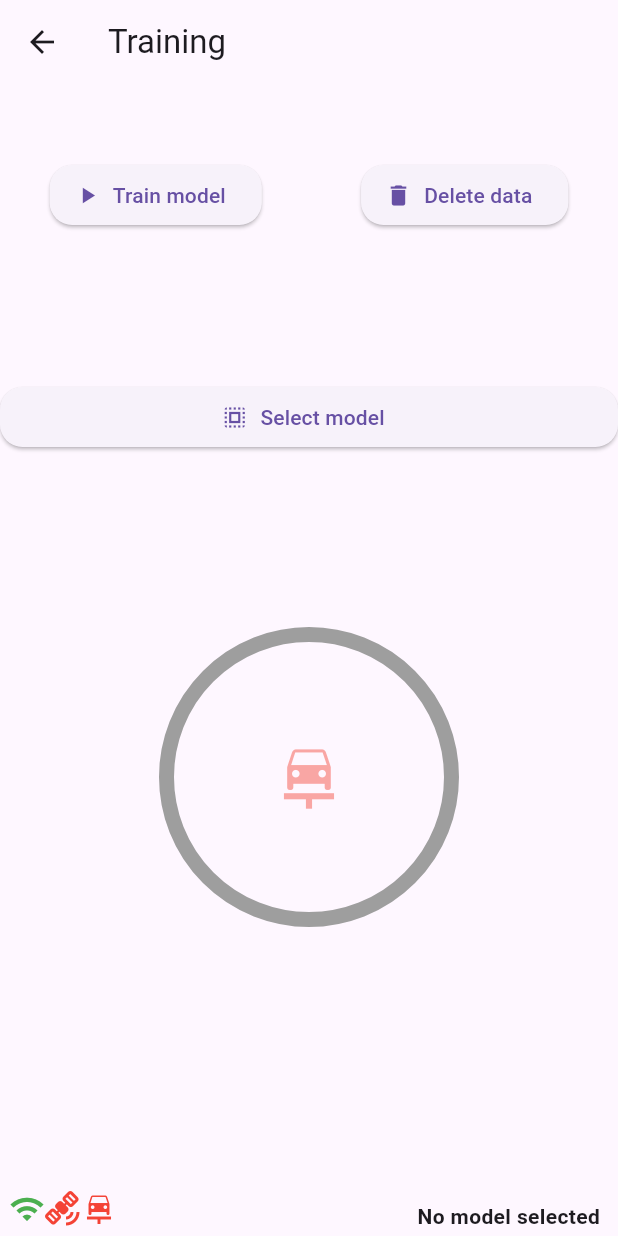
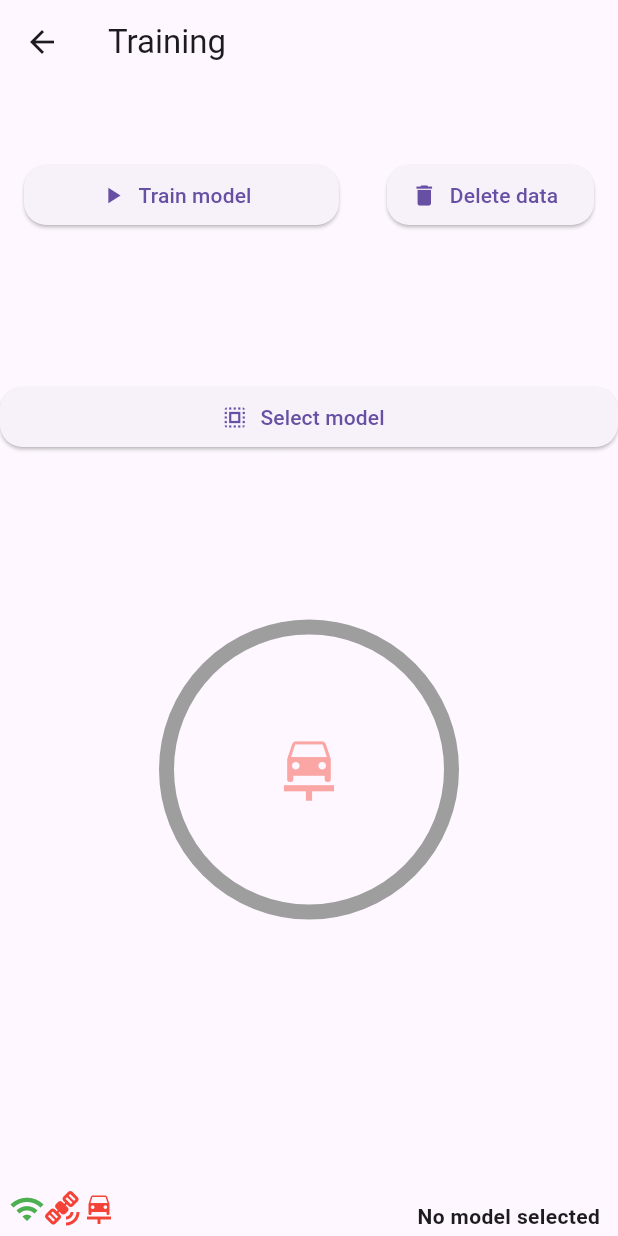
Before and after one commit to Tim0n1/auto_guard, a Flutter app: the screen it shows after launch, after a tap on "Training mode", on a phone screen of 412 x 824 dp. Run offline on Flutter 3.47's test engine with Material 3 defaults, Android fonts, the phone set to English and light mode, and no system bars; drawn by our look-alikes of percent_indicator; our stand-ins replace convert, fl_chart, flutter_bluetooth_serial, flutter_local_notifications, internet_connection_checker and 2 more; missing offline and left inert: dart:ffi, obd2_plugin, postgres, vin_decoder.

Commit message:
fixed bugs

```diff
--- a/lib/DB.dart
+++ b/lib/DB.dart
@@ -3,7 +3,7 @@ import 'dart:ffi';
 import 'package:shared_preferences/shared_preferences.dart';
 import 'package:postgres/postgres.dart';
 
-String host = '192.168.1.102';
+String host = '192.168.1.104';
 int port = 5432;
 String username = 'postgres';
 String dbName = 'postgres';
@@ -279,7 +279,8 @@ class PostgresService {
     }
   }
 
-  Future<void> addFault(int modelId, double score, int? rpm, int? speed, int? temp,
+  Future<void> addFault(
+      int modelId, double score, int? rpm, int? speed, int? temp,
       {int? anomaly_rpm, int? anomaly_speed, int? anomaly_temp}) async {
     try {
       DateTime now = DateTime.now();
@@ -297,13 +298,14 @@ class PostgresService {
             'datetime': now_string,
             'model_id': modelId,
           });
+
       await _connection?.execute(
           Sql.named(
               '''INSERT INTO faults ("user_id","model_id","sample_id","anomaly_rpm", "anomaly_speed", "anomaly_temperature","anomaly", "datetime")
      VALUES (@id,@model_id, @sample_id ,@anomaly_rpm, @anomaly_speed, @anomaly_temp, @score, @datetime)'''),
           parameters: {
             'id': id,
-            'sample_id': sample_id,
+            'sample_id': sample_id?[0][0],
             'anomaly_rpm': anomaly_rpm,
             'anomaly_speed': anomaly_speed,
             'anomaly_temp': anomaly_temp,
--- a/lib/liveDataPage.dart
+++ b/lib/liveDataPage.dart
@@ -110,7 +110,11 @@ class _LiveDataPageState extends State<LiveDataPage>
   void updatePredictions(double data) async {
     prefs ??= await SharedPreferences.getInstance();
     setState(() {
+      try {
         threshold = prefs!.getInt('threshold')!;
+      } catch (e) {
+        threshold = 50;
+      }
     });
     _counter++;
     _chartData.add(FlSpot(_counter.toDouble(), data));
--- a/lib/trainingPage.dart
+++ b/lib/trainingPage.dart
@@ -372,7 +372,9 @@ class _TrainingState extends State<TrainingPage> {
             Row(
               mainAxisAlignment: MainAxisAlignment.spaceAround,
               children: [
-                ElevatedButton.icon(
+                SizedBox(
+                  width: 210,
+                  child: ElevatedButton.icon(
                     onPressed: () {
                       if (_isSnackBarVisible == true) {
                         return;
@@ -381,11 +383,11 @@ class _TrainingState extends State<TrainingPage> {
                         _dataGathering();
                       }
                     },
-                  label: Text(_isGatheringEnabled
-                      ? 'Stop gathering data'
-                      : 'Train model'),
-                  icon:
-                      Icon(_isGatheringEnabled ? Icons.stop : Icons.play_arrow),
+                    label: Text(
+                        _isGatheringEnabled ? 'Stop  training' : 'Train model'),
+                    icon: Icon(
+                        _isGatheringEnabled ? Icons.stop : Icons.play_arrow),
+                  ),
                 ),
                 if (!_isGatheringEnabled)
                   ElevatedButton.icon(
@@ -419,7 +421,6 @@ class _TrainingState extends State<TrainingPage> {
                   ? Icon(Icons.select_all)
                   : Icon(Icons.hide_source),
             ),
-
             Flexible(
               child: Visibility(
                 maintainState: true,
@@ -439,6 +440,9 @@ class _TrainingState extends State<TrainingPage> {
               child: Flexible(
                 child: Container(
                   alignment: Alignment.center,
+                  child: OverflowBox(
+                    minHeight: 0,
+                    maxHeight: double.infinity,
                     child: CircularPercentIndicator(
                       radius: 100.0,
                       lineWidth: 10.0,
@@ -457,6 +461,7 @@ class _TrainingState extends State<TrainingPage> {
                           widget.statesCallback()['isDeviceCompatible']),
                       backgroundColor: Colors.grey,
                       progressColor: Colors.deepPurple.withOpacity(0.8),
+                    ),
                   ),
                 ),
               ),
--- a/lib/utils/server_client.dart
+++ b/lib/utils/server_client.dart
@@ -3,7 +3,7 @@ import 'dart:io';
 import 'dart:async';
 import 'package:shared_preferences/shared_preferences.dart';
 
-const String serverAddress = '192.168.1.102';
+const String serverAddress = '192.168.1.104';
 const int serverPort = 5556;
 SharedPreferences? prefs;
 
```
Lines whose indentation alone changed are shown as unchanged.
